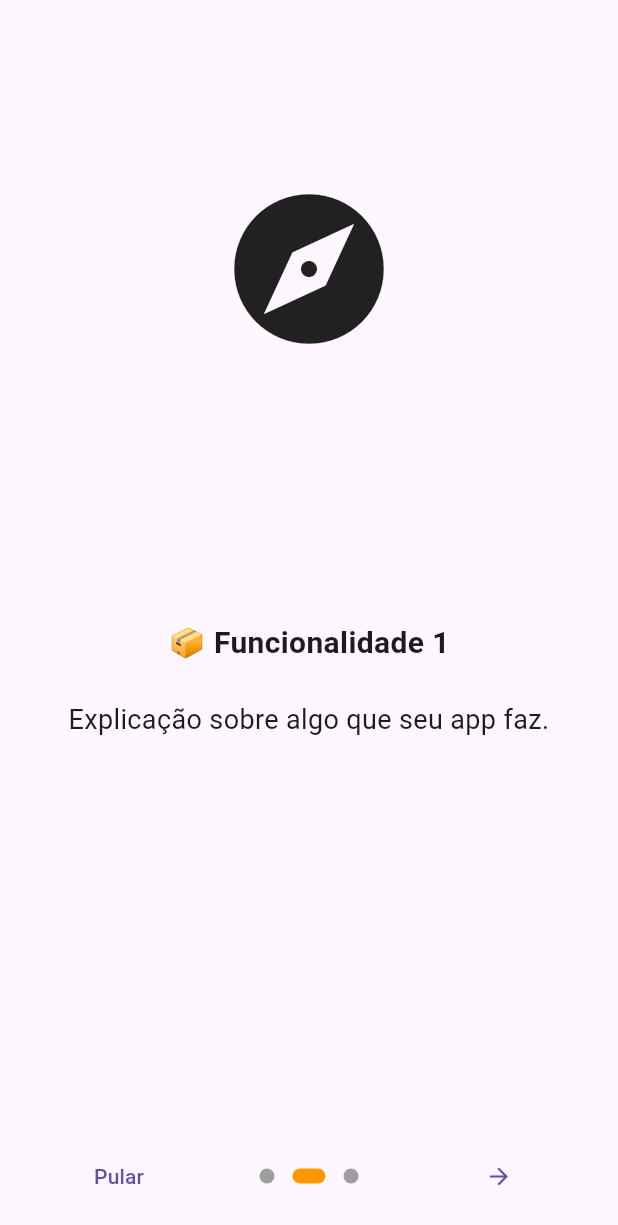
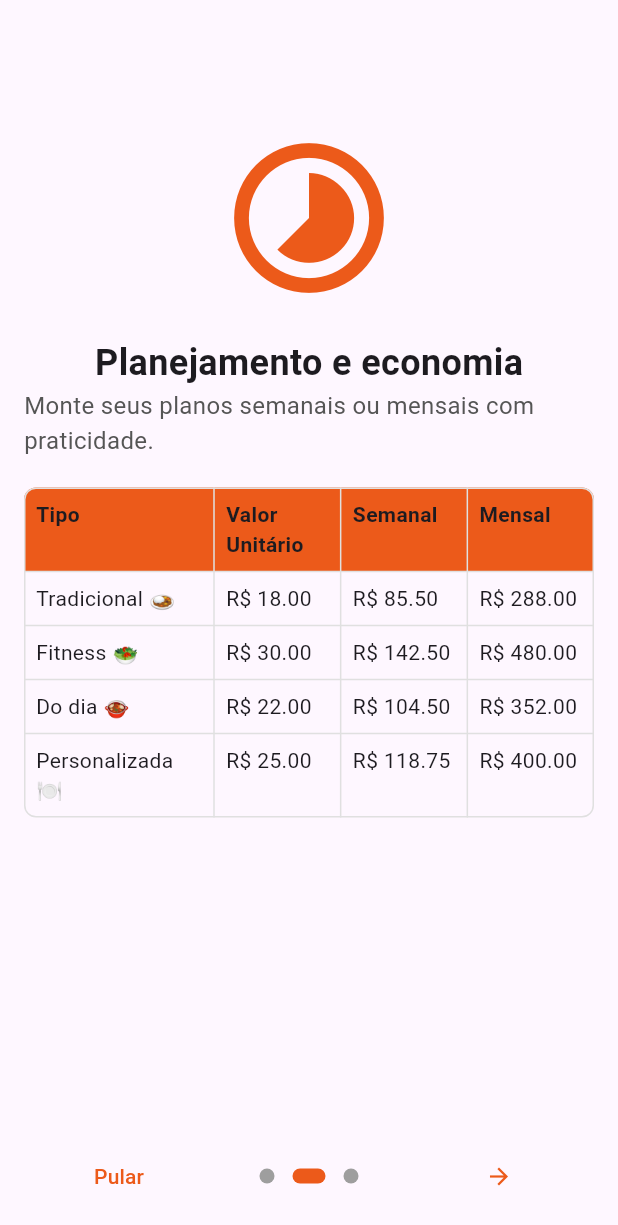
Before and after one commit to GuiRuizz/quentinha-app, a Flutter app: the screen it shows after launch, swiped to page 2, on a phone screen of 412 x 824 dp. Shown: the top 1225 px of the screen. Run offline on Flutter 3.47's test engine with Material 3 defaults, Android fonts, the light colour scheme and no system bars; drawn by our look-alikes of introduction_screen; our stand-ins replace shared_preferences.

Commit message:
feat: Ajustados os dois primeiros onboardings

```diff
--- /dev/null
+++ b/devtools_options.yaml
@@ -0,0 +1,3 @@
+description: This file stores settings for Dart & Flutter DevTools.
+documentation: https://docs.flutter.dev/tools/devtools/extensions#configure-extension-enablement-states
+extensions:
--- /dev/null
+++ b/lib/core/consts/colors_const.dart
@@ -0,0 +1,9 @@
+import 'package:flutter/material.dart';
+
+class AppColors {
+  static Color primary = Color(0xFFEC5a1a); // Laranja
+  static Color secondary = Color(0xFF52280e); // Verde
+  static Color background = Color(0xFFFFFFFF); // Branco
+  static Color textPrimary = Color(0xFF000000); // Preto
+  static Color textSecondary = Color(0xFF555555); // Cinza escuro
+}
--- /dev/null
+++ b/lib/core/consts/prices_const.dart
@@ -0,0 +1,11 @@
+
+class PricesConst {
+  static double mealsPerWeek = 5 * 0.95;
+  static double weeksPerMonth = 20 * 0.8;
+
+  // Tipos de marmitas
+  static double marmitaTradicional = 18.0;
+  static double marmitaFitness = 30.0;
+  static double pratoDoDia = 22.0;
+  static double marmitaPersonalizada = 25.0;
+}
--- /dev/null
+++ b/lib/core/consts/size_const.dart
@@ -0,0 +1,9 @@
+import 'package:flutter/widgets.dart';
+
+extension SpaceExtension on num {
+  /// Cria um SizedBox com altura
+  SizedBox get h => SizedBox(height: toDouble());
+
+  /// Cria um SizedBox com largura
+  SizedBox get w => SizedBox(width: toDouble());
+}
--- /dev/null
+++ b/lib/presentation/components/table_price_comp.dart
@@ -0,0 +1,172 @@
+import 'package:flutter/material.dart';
+import 'package:quentinha_app/core/consts/colors_const.dart';
+import 'package:quentinha_app/core/consts/prices_const.dart';
+
+class PricingTable extends StatelessWidget {
+  const PricingTable({super.key});
+
+  @override
+  Widget build(BuildContext context) {
+    return Table(
+      border: TableBorder.all(
+        color: Colors.grey.shade300,
+        borderRadius: BorderRadius.circular(8),
+      ),
+      columnWidths: const {
+        0: FlexColumnWidth(3),
+        1: FlexColumnWidth(2),
+        2: FlexColumnWidth(2),
+        3: FlexColumnWidth(2),
+      },
+      children: [
+        // Cabeçalho
+        TableRow(
+          decoration: BoxDecoration(
+            color: AppColors.primary,
+            borderRadius: BorderRadius.only(
+              topLeft: Radius.circular(8),
+              topRight: Radius.circular(8),
+            ),
+          ),
+          children: [
+            Padding(
+              padding: EdgeInsets.all(8.0),
+              child: Text(
+                "Tipo",
+                style: TextStyle(fontWeight: FontWeight.bold),
+              ),
+            ),
+            Padding(
+              padding: EdgeInsets.all(8.0),
+              child: Text(
+                "Valor Unitário",
+                style: TextStyle(fontWeight: FontWeight.bold),
+              ),
+            ),
+            Padding(
+              padding: EdgeInsets.all(8.0),
+              child: Text(
+                "Semanal",
+                style: TextStyle(fontWeight: FontWeight.bold),
+              ),
+            ),
+            Padding(
+              padding: EdgeInsets.all(8.0),
+              child: Text(
+                "Mensal",
+                style: TextStyle(fontWeight: FontWeight.bold),
+              ),
+            ),
+          ],
+        ),
+
+        // Mamrita tradicional
+        TableRow(
+          children: [
+            const Padding(
+              padding: EdgeInsets.all(8.0),
+              child: Text("Tradicional 🍛"),
+            ),
+            Padding(
+              padding: const EdgeInsets.all(8.0),
+              child: Text(
+                "R\$ ${PricesConst.marmitaTradicional.toStringAsFixed(2)}",
+              ),
+            ),
+            Padding(
+              padding: const EdgeInsets.all(8.0),
+              child: Text(
+                "R\$ ${(PricesConst.marmitaTradicional * PricesConst.mealsPerWeek).toStringAsFixed(2)}",
+              ),
+            ),
+            Padding(
+              padding: const EdgeInsets.all(8.0),
+              child: Text(
+                "R\$ ${(PricesConst.marmitaTradicional * PricesConst.weeksPerMonth).toStringAsFixed(2)}",
+              ),
+            ),
+          ],
+        ),
+
+        // Mamrita fitness
+        TableRow(
+          children: [
+            const Padding(
+              padding: EdgeInsets.all(8.0),
+              child: Text("Fitness 🥗"),
+            ),
+            Padding(
+              padding: const EdgeInsets.all(8.0),
+              child: Text(
+                "R\$ ${PricesConst.marmitaFitness.toStringAsFixed(2)}",
+              ),
+            ),
+            Padding(
+              padding: const EdgeInsets.all(8.0),
+              child: Text(
+                "R\$ ${(PricesConst.marmitaFitness * PricesConst.mealsPerWeek).toStringAsFixed(2)}",
+              ),
+            ),
+            Padding(
+              padding: const EdgeInsets.all(8.0),
+              child: Text(
+                "R\$ ${(PricesConst.marmitaFitness * PricesConst.weeksPerMonth).toStringAsFixed(2)}",
+              ),
+            ),
+          ],
+        ),
+        // Mamrita prato do dia
+        TableRow(
+          children: [
+            const Padding(
+              padding: EdgeInsets.all(8.0),
+              child: Text("Do dia 🍲"),
+            ),
+            Padding(
+              padding: const EdgeInsets.all(8.0),
+              child: Text("R\$ ${PricesConst.pratoDoDia.toStringAsFixed(2)}"),
+            ),
+            Padding(
+              padding: const EdgeInsets.all(8.0),
+              child: Text(
+                "R\$ ${(PricesConst.pratoDoDia * PricesConst.mealsPerWeek).toStringAsFixed(2)}",
+              ),
+            ),
+            Padding(
+              padding: const EdgeInsets.all(8.0),
+              child: Text(
+                "R\$ ${(PricesConst.pratoDoDia * PricesConst.weeksPerMonth).toStringAsFixed(2)}",
+              ),
+            ),
+          ],
+        ),
+
+        // Mamrita personalizada
+        TableRow(
+          children: [
+            const Padding(
+              padding: EdgeInsets.all(8.0),
+              child: Text("Personalizada 🍽️"),
+            ),
+            Padding(
+              padding: const EdgeInsets.all(8.0),
+              child: Text("R\$ ${PricesConst.marmitaPersonalizada.toStringAsFixed(2)}"),
+            ),
+            Padding(
+              padding: const EdgeInsets.all(8.0),
+              child: Text(
+                "R\$ ${(PricesConst.marmitaPersonalizada * PricesConst.mealsPerWeek).toStringAsFixed(2)}",
+              ),
+            ),
+            Padding(
+              padding: const EdgeInsets.all(8.0),
+              child: Text(
+                "R\$ ${(PricesConst.marmitaPersonalizada * PricesConst.weeksPerMonth).toStringAsFixed(2)}",
+              ),
+            ),
+          ],
+        ),
+      ],
+    );
+  }
+}
--- a/lib/presentation/view/onboarding_page.dart
+++ b/lib/presentation/view/onboarding_page.dart
@@ -1,10 +1,14 @@
 import 'package:flutter/material.dart';
 import 'package:introduction_screen/introduction_screen.dart';
+import 'package:quentinha_app/core/consts/colors_const.dart';
+import 'package:quentinha_app/presentation/components/table_price_comp.dart';
 import 'package:quentinha_app/presentation/view/home_page.dart';
 import 'package:shared_preferences/shared_preferences.dart';
+import 'package:quentinha_app/core/consts/size_const.dart';
 
 class OnboardingPage extends StatelessWidget {
   const OnboardingPage({super.key});
+
 
   Future<void> _finishOnboarding(BuildContext context) async {
     final prefs = await SharedPreferences.getInstance();
@@ -23,14 +27,76 @@ class OnboardingPage extends StatelessWidget {
       child: IntroductionScreen(
         pages: [
           PageViewModel(
-            title: "👋 Bem-vindo!",
-            body: "Aqui você vai aprender como usar o app.",
-            image: Center(child: Icon(Icons.phone_android, size: 120)),
+            title: "Bem-vindo ao Quentinha 🍲",
+            bodyWidget: Column(
+              children: [
+                Text(
+                  "Seu app de marmitas saudável e saborosas!",
+                  style: TextStyle(
+                    fontSize: 16,
+                    color: AppColors.textSecondary,
+                  ),
+                  textAlign: TextAlign.justify,
+                ),
+                20.h,
+
+                Text(
+                  "Seja para matar a fome em um momento corrido ou para garantir praticidade o mês inteiro, temos o plano certo para você.",
+                  style: TextStyle(
+                    fontSize: 16,
+                    color: AppColors.textSecondary,
+                  ),
+                  textAlign: TextAlign.justify,
+                ),
+                10.h,
+                Text(
+                  "Flexibilidade, sabor e entrega garantida, do jeito que sua rotina precisa.",
+                  style: TextStyle(
+                    fontSize: 16,
+                    color: AppColors.textSecondary,
+                  ),
+                  textAlign: TextAlign.justify,
+                ),
+              ],
+            ),
+            image: Center(
+              child: Image.asset("assets/images/logo-2.png", width: 400),
+            ),
           ),
           PageViewModel(
-            title: "📦 Funcionalidade 1",
-            body: "Explicação sobre algo que seu app faz.",
-            image: Center(child: Icon(Icons.explore, size: 120)),
+            title: "",
+            bodyWidget: Column(
+              children: [
+                Center(
+                  child: Column(
+                    children: [
+                      Icon(
+                        Icons.timelapse,
+                        size: 120,
+                        color: AppColors.primary,
+                      ),
+                      20.h,
+                      Text(
+                        "Planejamento e economia",
+                        style: TextStyle(
+                          fontSize: 24,
+                          fontWeight: FontWeight.bold,
+                        ),
+                      ),
+                    ],
+                  ),
+                ),
+                Text(
+                  "Monte seus planos semanais ou mensais com praticidade.",
+                  style: TextStyle(
+                    fontSize: 16,
+                    color: AppColors.textSecondary,
+                  ),
+                ),
+                20.h,
+                PricingTable(),
+              ],
+            ),
           ),
           PageViewModel(
             title: "🚀 Bora começar!",
@@ -39,16 +105,19 @@ class OnboardingPage extends StatelessWidget {
           ),
         ],
         onDone: () => _finishOnboarding(context),
-        onSkip: () => _finishOnboarding(context), // se o usuário pular
+        onSkip: () => _finishOnboarding(context),
         showSkipButton: true,
-        skip: const Text("Pular"),
-        next: const Icon(Icons.arrow_forward),
-        done: const Text("Começar", style: TextStyle(fontWeight: FontWeight.w600)),
-        dotsDecorator: const DotsDecorator(
+        skip: Text("Pular", style: TextStyle(color: AppColors.primary)),
+        next: Icon(Icons.arrow_forward, color: AppColors.primary),
+        done: const Text(
+          "Começar",
+          style: TextStyle(fontWeight: FontWeight.w600),
+        ),
+        dotsDecorator: DotsDecorator(
           size: Size(10.0, 10.0),
           color: Colors.grey,
           activeSize: Size(22.0, 10.0),
-          activeColor: Colors.orange,
+          activeColor: AppColors.primary,
           activeShape: RoundedRectangleBorder(
             borderRadius: BorderRadius.all(Radius.circular(25.0)),
           ),
--- a/pubspec.yaml
+++ b/pubspec.yaml
@@ -61,9 +61,8 @@ flutter:
   uses-material-design: true
 
   # To add assets to your application, add an assets section, like this:
-  # assets:
-  #   - images/a_dot_burr.jpeg
-  #   - images/a_dot_ham.jpeg
+  assets:
+    - assets/images/
 
   # An image asset can refer to one or more resolution-specific "variants", see
   # https://flutter.dev/to/resolution-aware-images
```
Also changed, not shown: assets/images/logo-1.png (added), assets/images/logo-2.png (added).
